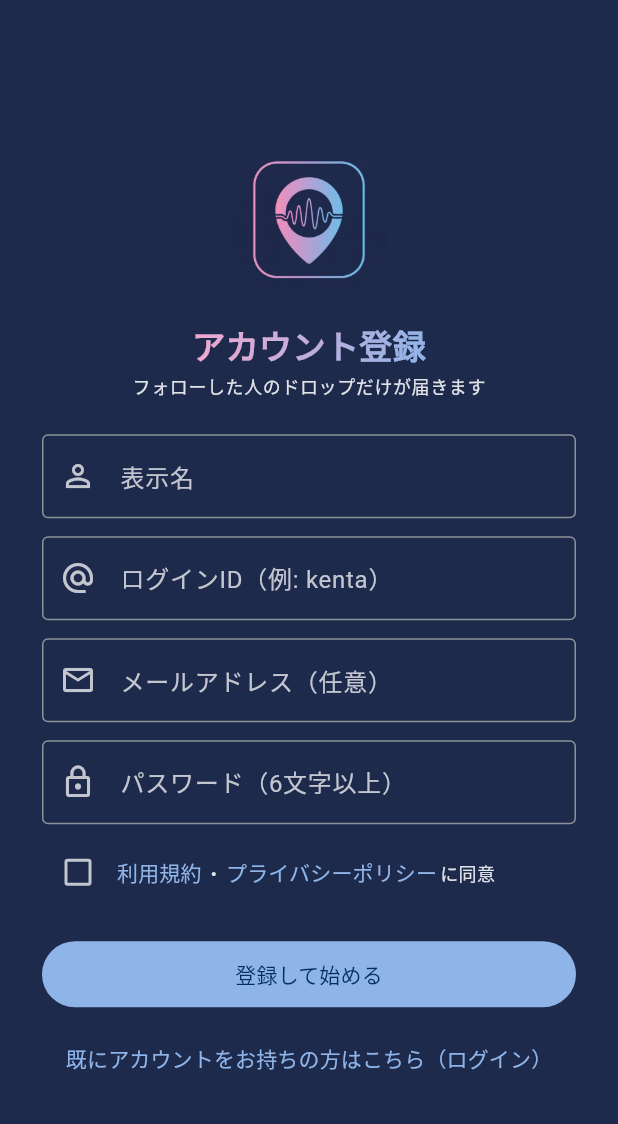
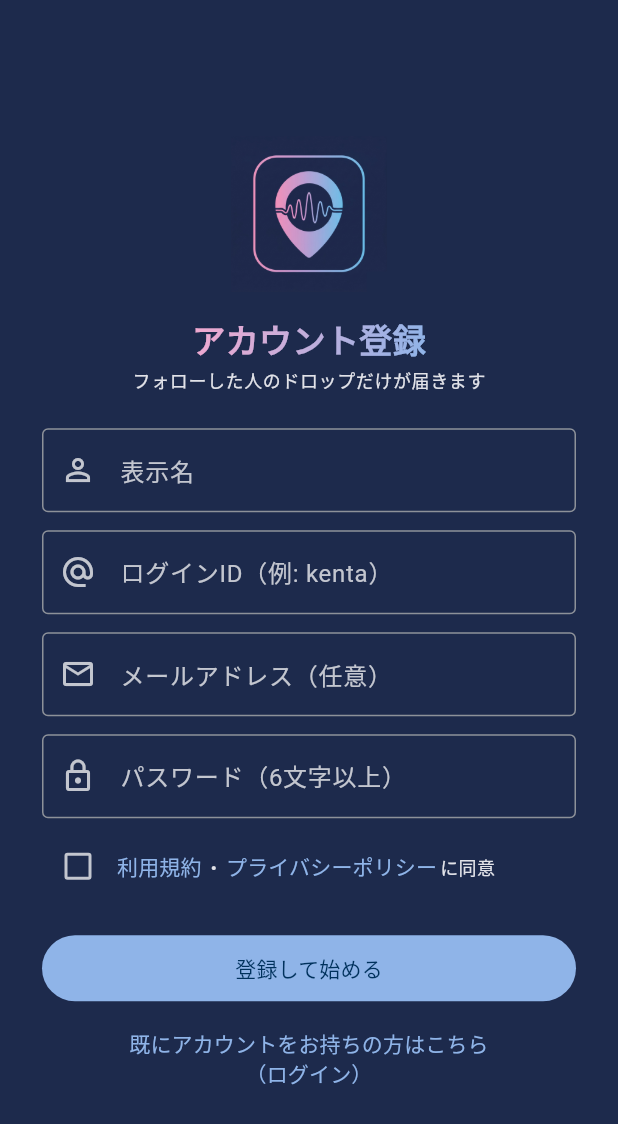
Before and after one commit to nicchizuofficial-debug/soundrop-app, a Flutter app: the screen it shows after launch, on a phone screen of 412 x 824 dp. Shown: the top 1124 px of the screen. Run offline on Flutter 3.47's test engine with Material 3 defaults, Android fonts, the phone set to English and light mode, and no system bars; our stand-ins replace cloud_firestore, cloud_functions, firebase_auth, firebase_core, firebase_storage, flutter_map and 6 more; missing offline and left inert: record; accounts and stored records are empty.

Commit message:
Fix awkward text wrapping (orphaned characters) in auth/settings screens
Insert explicit line breaks at natural word boundaries instead of
relying on auto-wrap, which was leaving 1-2 stray characters alone on
the last line for three strings (login/signup toggle link, login
streak subtitle, delete account subtitle).

Co-Authored-By: Claude Opus 4.8 <noreply@anthropic.com>

```diff
--- a/lib/screens/auth_screen.dart
+++ b/lib/screens/auth_screen.dart
@@ -288,9 +288,12 @@ class _AuthScreenState extends State<AuthScreen> {
                             _isLogin = !_isLogin;
                             _error = null;
                           }),
-                  child: Text(_isLogin
-                      ? 'アカウントが無い方はこちら（新規登録）'
-                      : '既にアカウントをお持ちの方はこちら（ログイン）'),
+                  child: Text(
+                    _isLogin
+                        ? 'アカウントが無い方はこちら\n（新規登録）'
+                        : '既にアカウントをお持ちの方はこちら\n（ログイン）',
+                    textAlign: TextAlign.center,
+                  ),
                 ),
               ],
             ),
--- a/lib/screens/settings_screen.dart
+++ b/lib/screens/settings_screen.dart
@@ -38,7 +38,7 @@ class SettingsScreen extends StatelessWidget {
               ListTile(
                 leading: const Icon(Icons.local_fire_department_outlined),
                 title: const Text('連続ログイン'),
-                subtitle: const Text('7日ごとにワープチケット1枚プレゼント'),
+                subtitle: const Text('7日ごとにワープチケット\n1枚プレゼント'),
                 trailing: Text('${provider.loginStreak}日',
                     style: Theme.of(context).textTheme.titleMedium),
               ),
@@ -151,7 +151,7 @@ class SettingsScreen extends StatelessWidget {
                 leading: const Icon(Icons.delete_forever, color: Colors.redAccent),
                 title: const Text('アカウントを削除',
                     style: TextStyle(color: Colors.redAccent)),
-                subtitle: const Text('投稿・フォロー等のデータを完全に削除します'),
+                subtitle: const Text('投稿・フォロー等のデータを\n完全に削除します'),
                 onTap: () => _deleteAccount(context),
               ),
               const SizedBox(height: 24),
```
